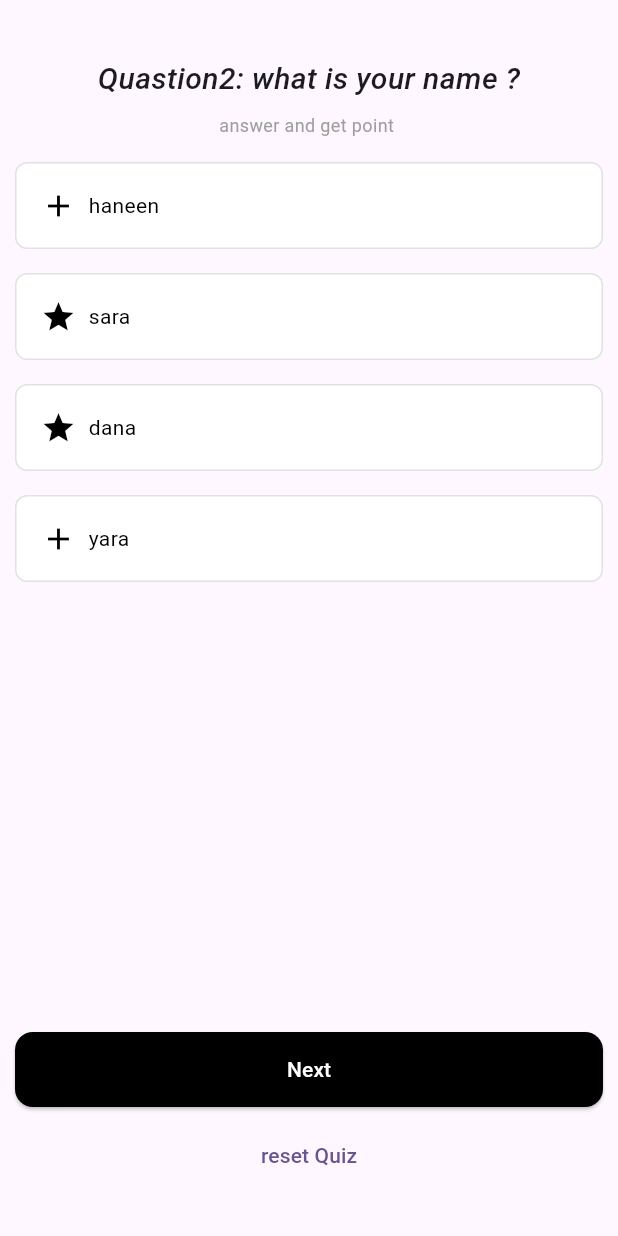
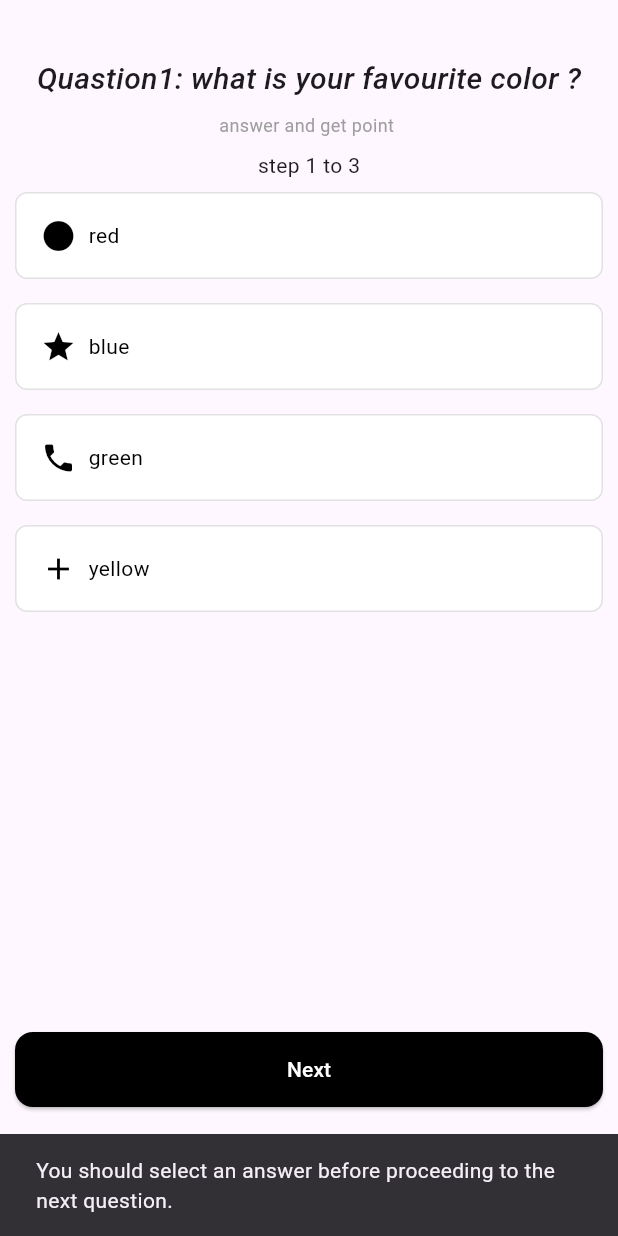
Before and after one commit to haneen-daoud/Simple-Quiz-app, a Flutter app: the screen it shows after launch, after a tap on "Next", on a phone screen of 412 x 824 dp. Run offline on Flutter 3.47's test engine with Material 3 defaults, Android fonts, the phone set to English and light mode, and no system bars.

Commit message:
add step section and scaffoldMassenger

```diff
--- a/lib/pages/home_page.dart
+++ b/lib/pages/home_page.dart
@@ -3,6 +3,7 @@ import 'package:quiz_app/modules/quastion_with_answer.dart';
 import 'package:quiz_app/utils/app_colors.dart';
 import 'package:quiz_app/widgets/answer_widget_item.dart';
 import 'package:quiz_app/widgets/congrats_widget.dart';
+import 'package:quiz_app/widgets/main_button.dart';
 
 class MyHomePage extends StatefulWidget {
   const MyHomePage({super.key, required this.title});
@@ -14,10 +15,11 @@ class MyHomePage extends StatefulWidget {
 }
 
 class _MyHomePageState extends State<MyHomePage> {
+  bool isFinished = false;
   int quastionIndex = 0;
-  bool isFinished = false;
   int score = 0;
   String selectedAnswer = '';
+  bool isclick=false;
 
   //we made a widget to reduce the duplication in code and enhance performance haneen
   Widget answerButton({required String text, required VoidCallback onPressed}) {
@@ -68,8 +70,10 @@ class _MyHomePageState extends State<MyHomePage> {
                       const SizedBox(
                         height: 8,
                       ),
+                      Text('step ${quastionIndex+1} to ${quastionWithAnswers.length}'),
                       Column(
-                        children: quastionWithAnswers[quastionIndex]
+                        children:
+                         quastionWithAnswers[quastionIndex]
                             .answers
                             .map((answer) => AnswerWidgetItem(
                                 answer: answer,
@@ -77,17 +81,15 @@ class _MyHomePageState extends State<MyHomePage> {
                                 onTap: () {
                                   setState(() {
                                     selectedAnswer = answer.text;
+                                    isclick=true;
                                   });
                                 }))
                             .toList(),
                       ),
                       const Spacer(),
-                      SizedBox(
-                        width: double.infinity,
-                        height: 50,
-                        child: ElevatedButton(
-                          onPressed: () {
-                            setState(() {
+                    MainButton( text :'Next',
+                    onTap:(){
+                       setState(() {
                               if (selectedAnswer ==
                                   quastionWithAnswers[quastionIndex]
                                       .correctAnswer) {
@@ -95,22 +97,36 @@ class _MyHomePageState extends State<MyHomePage> {
                               }
 
                               if (quastionIndex <
-                                  quastionWithAnswers.length - 1) {
+                                  quastionWithAnswers.length - 1 ) {
+
+
+                                if(isclick){
                                 quastionIndex++;
-                              } else {
+                                isclick=false;
+
+                                }
+                                else{
+                                  ScaffoldMessenger.of(context).showSnackBar(
+
+                                    const SnackBar(
+                                  content:  Text('You should select an answer before proceeding to the next question.')
+
+                                    ),
+
+                                    );
+
+                                }
+                              } else{
                                 isFinished = true;
                               }
+
+
+
+
+
                             });
-                          },
-                          style: ElevatedButton.styleFrom(
-                            backgroundColor: AppColors.black,
-                            foregroundColor: AppColors.white,
-                            shape: RoundedRectangleBorder(
-                                borderRadius: BorderRadius.circular(12)),
-                          ),
-                          child: const Text('Next'),
-                        ),
-                      ),
+
+                    }) ,
 
                     const SizedBox(height: 8),
                     TextButton(
--- a/lib/utils/app_colors.dart
+++ b/lib/utils/app_colors.dart
@@ -6,5 +6,6 @@ class AppColors {
   static const Color white =Colors.white;
   static const Color green =Colors.green;
   static const Color black=Colors.black;
+  static const Color red =Colors.red;
 
 }
--- a/lib/widgets/congrats_widget.dart
+++ b/lib/widgets/congrats_widget.dart
@@ -8,7 +8,8 @@ class CongratsWidget extends StatelessWidget {
 
   @override
   Widget build(BuildContext context) {
-    return Column(
+    return Center(
+      child: Column(
                     children: [
                       const Text(
                         'Congratulations  haneen ',
@@ -25,6 +26,7 @@ class CongratsWidget extends StatelessWidget {
                           onPressed: onTap,
                           child: const Text('reset Quiz'))
                     ],
+                  ),
     );
 
 
--- /dev/null
+++ b/lib/widgets/main_button.dart
@@ -0,0 +1,25 @@
+import 'package:flutter/material.dart';
+import 'package:quiz_app/utils/app_colors.dart';
+class MainButton extends StatelessWidget {
+  final VoidCallback onTap;
+  final String text;
+  const MainButton({super.key,required this.onTap ,required this.text});
+
+  @override
+  Widget build(BuildContext context) {
+    return  SizedBox(
+                        width: double.infinity,
+                        height: 50,
+                        child: ElevatedButton(
+                          onPressed: onTap,
+                          style: ElevatedButton.styleFrom(
+                            backgroundColor: AppColors.black,
+                            foregroundColor: AppColors.white,
+                            shape: RoundedRectangleBorder(
+                                borderRadius: BorderRadius.circular(12)),
+                          ),
+                          child:  Text(text),
+                        ),
+                      );
+  }
+}
```
Lines whose indentation alone changed are shown as unchanged.
